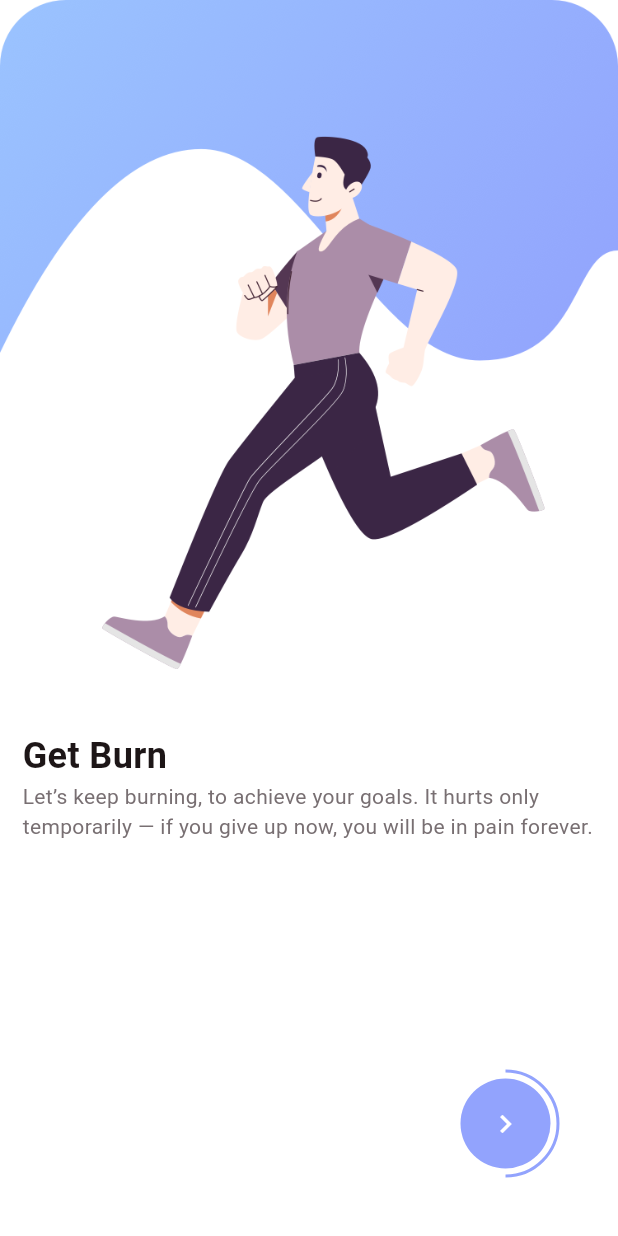
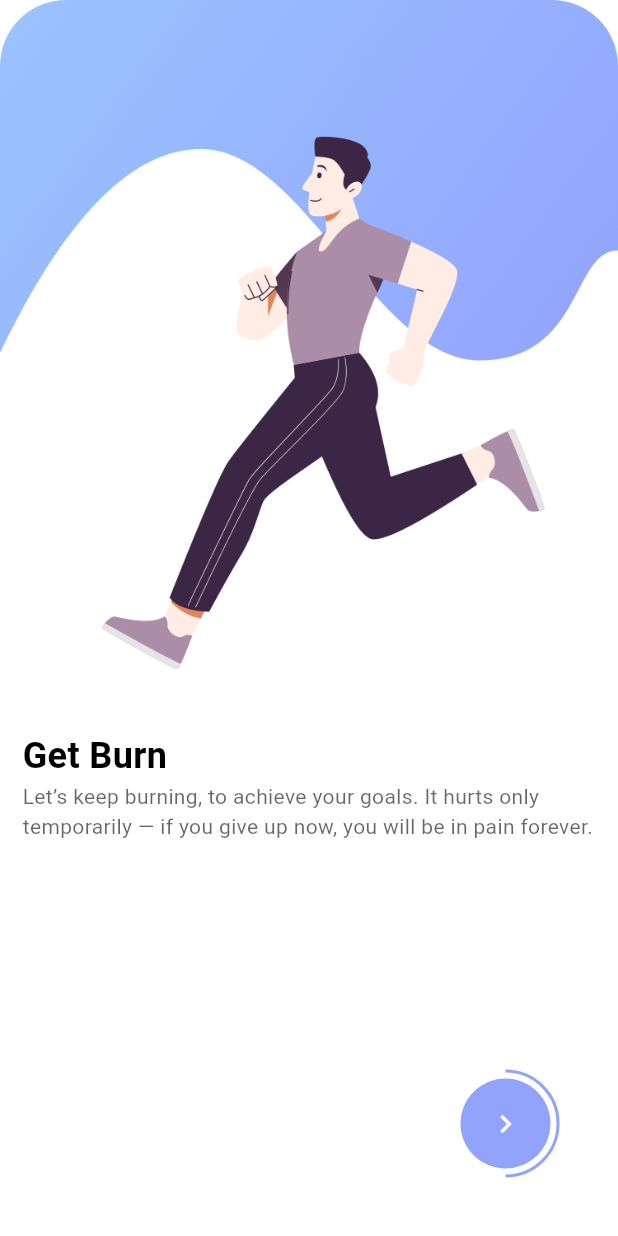
Before and after one commit to Vuonggba1403/smart_fitness_assistant, a Flutter app: the OnBoardingView screen opened directly, after a tap on the "navigate next" icon, on a phone screen of 412 x 824 dp. Run offline on Flutter 3.47's test engine with Material 3 defaults, Android fonts, the phone set to English and light mode, and no system bars; our stand-ins replace animated_toggle_switch, bloc, carousel_slider, delightful_toast, fl_chart, flutter_bloc and 4 more; missing offline and left inert: dotted_dashed_line, simple_animation_progress_bar; accounts and stored records are empty; key blocks and very long unbroken strings in the code were emptied for the run.

Commit message:
fix darkmode && using cubit in onboarding

```diff
--- a/lib/main.dart
+++ b/lib/main.dart
@@ -4,6 +4,7 @@ import 'package:smart_fitness_assistant/core/theme/logic/cubit/theme_cubit.dart'
 import 'package:smart_fitness_assistant/core/theme/ui/app_theme.dart';
 import 'package:smart_fitness_assistant/views/auth/main_tab/ui/main_tab_view.dart';
 import 'package:smart_fitness_assistant/views/profile/logic/cubit/profile_cubit.dart';
+import 'package:smart_fitness_assistant/views/onboarding/ui/started_view.dart';
 
 void main() {
   runApp(
@@ -31,7 +32,7 @@ class MyApp extends StatelessWidget {
           theme: AppTheme.lightTheme,
           darkTheme: AppTheme.darkTheme,
           themeMode: themeState.isDarkMode ? ThemeMode.dark : ThemeMode.light,
-          home: const MainTabView(),
+          home: const StartedView(),
         );
       },
     );
--- /dev/null
+++ b/lib/views/onboarding/logic/cubit/onboarding_cubit.dart
@@ -0,0 +1,13 @@
+import 'package:flutter_bloc/flutter_bloc.dart';
+
+class OnboardingCubit extends Cubit<int> {
+  OnboardingCubit() : super(0); // state = chỉ số trang hiện tại
+
+  void changePage(int index) => emit(index);
+
+  void nextPage(int totalPages) {
+    if (state < totalPages - 1) {
+      emit(state + 1);
+    }
+  }
+}
--- /dev/null
+++ b/lib/views/onboarding/logic/cubit/onboarding_state.dart
@@ -0,0 +1,6 @@
+part of 'onboarding_cubit.dart';
+
+@immutable
+sealed class OnboardingState {}
+
+final class OnboardingInitial extends OnboardingState {}
--- /dev/null
+++ b/lib/views/onboarding/ui/on_boarding_view.dart
@@ -0,0 +1,121 @@
+import 'package:flutter/material.dart';
+import 'package:flutter_bloc/flutter_bloc.dart';
+import 'package:smart_fitness_assistant/core/functions/colo_extension.dart';
+import 'package:smart_fitness_assistant/core/functions/naviga_to.dart';
+import 'package:smart_fitness_assistant/views/auth/login/ui/login_view.dart';
+import 'package:smart_fitness_assistant/views/onboarding/logic/cubit/onboarding_cubit.dart';
+import 'package:smart_fitness_assistant/views/onboarding/ui/widgets/on_boarding_page.dart';
+
+class OnBoardingView extends StatelessWidget {
+  const OnBoardingView({super.key});
+
+  @override
+  Widget build(BuildContext context) {
+    final pageArr = [
+      {
+        "title": "Track Your Goal",
+        "subtitle":
+            "Don't worry if you have trouble determining your goals, We can help you determine your goals and track your goals",
+        "image": "assets/img/on_1.png",
+      },
+      {
+        "title": "Get Burn",
+        "subtitle":
+            "Let’s keep burning, to achieve your goals. It hurts only temporarily — if you give up now, you will be in pain forever.",
+        "image": "assets/img/on_2.png",
+      },
+      {
+        "title": "Eat Well",
+        "subtitle":
+            "Let's start a healthy lifestyle with us. We can determine your diet every day — healthy eating is fun!",
+        "image": "assets/img/on_3.png",
+      },
+      {
+        "title": "Improve Sleep\nQuality",
+        "subtitle":
+            "Improve your sleep quality with us. Good quality sleep brings a good mood in the morning.",
+        "image": "assets/img/on_4.png",
+      },
+    ];
+
+    final controller = PageController();
+
+    return BlocProvider(
+      create: (_) => OnboardingCubit(),
+      child: BlocBuilder<OnboardingCubit, int>(
+        builder: (context, selectPage) {
+          final cubit = context.read<OnboardingCubit>();
+          final theme = Theme.of(context);
+
+          return Scaffold(
+            backgroundColor: theme.scaffoldBackgroundColor,
+            body: Stack(
+              alignment: Alignment.bottomRight,
+              children: [
+                // --- PageView ---
+                PageView.builder(
+                  controller: controller,
+                  itemCount: pageArr.length,
+                  onPageChanged: cubit.changePage,
+                  itemBuilder: (context, index) {
+                    final pObj = pageArr[index];
+                    return OnBoardingPage(pObj: pObj);
+                  },
+                ),
+
+                // --- Next button with circular progress ---
+                Padding(
+                  padding: const EdgeInsets.all(30),
+                  child: SizedBox(
+                    width: 90,
+                    height: 90,
+                    child: Stack(
+                      alignment: Alignment.center,
+                      children: [
+                        SizedBox(
+                          width: 70,
+                          height: 70,
+                          child: CircularProgressIndicator(
+                            color: TColor.primaryColor1,
+                            value: (selectPage + 1) / pageArr.length,
+                            strokeWidth: 2,
+                          ),
+                        ),
+                        Container(
+                          width: 60,
+                          height: 60,
+                          decoration: BoxDecoration(
+                            color: TColor.primaryColor1,
+                            borderRadius: BorderRadius.circular(35),
+                          ),
+                          child: IconButton(
+                            icon: Icon(
+                              Icons.navigate_next,
+                              color: TColor.white,
+                            ),
+                            onPressed: () {
+                              if (selectPage < pageArr.length - 1) {
+                                controller.animateToPage(
+                                  selectPage + 1,
+                                  duration: const Duration(milliseconds: 500),
+                                  curve: Curves.fastOutSlowIn,
+                                );
+                                cubit.nextPage(pageArr.length);
+                              } else {
+                                navigateTo(context, const LoginView());
+                              }
+                            },
+                          ),
+                        ),
+                      ],
+                    ),
+                  ),
+                ),
+              ],
+            ),
+          );
+        },
+      ),
+    );
+  }
+}
--- a/lib/views/splash/ui/widgets/on_boarding_page.dart
+++ b/lib/views/onboarding/ui/widgets/on_boarding_page.dart
@@ -8,6 +8,8 @@ class OnBoardingPage extends StatelessWidget {
   @override
   Widget build(BuildContext context) {
     var media = MediaQuery.of(context).size;
+    final theme = Theme.of(context);
+    final textColor = theme.textTheme.bodyMedium?.color;
     return SizedBox(
       width: media.width,
       height: media.height,
@@ -26,7 +28,7 @@ class OnBoardingPage extends StatelessWidget {
             child: Text(
               pObj["title"].toString(),
               style: TextStyle(
-                color: TColor.black,
+                color: textColor,
                 fontSize: 24,
                 fontWeight: FontWeight.w700,
               ),
@@ -36,7 +38,10 @@ class OnBoardingPage extends StatelessWidget {
             padding: const EdgeInsets.symmetric(horizontal: 15),
             child: Text(
               pObj["subtitle"].toString(),
-              style: TextStyle(color: TColor.gray, fontSize: 14),
+              style: TextStyle(
+                color: textColor?.withOpacity(0.6),
+                fontSize: 14,
+              ),
             ),
           ),
         ],
--- a/lib/views/splash/ui/on_boarding_view.dart
+++ /dev/null
@@ -1,124 +0,0 @@
-import 'package:flutter/material.dart';
-import 'package:smart_fitness_assistant/core/functions/colo_extension.dart';
-import 'package:smart_fitness_assistant/core/functions/naviga_to.dart';
-import 'package:smart_fitness_assistant/views/auth/login/ui/login_view.dart';
-import 'package:smart_fitness_assistant/views/splash/ui/widgets/on_boarding_page.dart';
-
-class OnBoardingView extends StatefulWidget {
-  const OnBoardingView({super.key});
-
-  @override
-  State<OnBoardingView> createState() => _OnBoardingViewState();
-}
-
-class _OnBoardingViewState extends State<OnBoardingView> {
-  int selectPage = 0;
-  final PageController controller = PageController();
-
-  final List<Map<String, String>> pageArr = [
-    {
-      "title": "Track Your Goal",
-      "subtitle":
-          "Don't worry if you have trouble determining your goals, We can help you determine your goals and track your goals",
-      "image": "assets/img/on_1.png",
-    },
-    {
-      "title": "Get Burn",
-      "subtitle":
-          "Let’s keep burning, to achieve your goals. It hurts only temporarily — if you give up now, you will be in pain forever.",
-      "image": "assets/img/on_2.png",
-    },
-    {
-      "title": "Eat Well",
-      "subtitle":
-          "Let's start a healthy lifestyle with us. We can determine your diet every day — healthy eating is fun!",
-      "image": "assets/img/on_3.png",
-    },
-    {
-      "title": "Improve Sleep\nQuality",
-      "subtitle":
-          "Improve your sleep quality with us. Good quality sleep brings a good mood in the morning.",
-      "image": "assets/img/on_4.png",
-    },
-  ];
-
-  @override
-  void dispose() {
-    controller.dispose();
-    super.dispose();
-  }
-
-  void onNextPressed() {
-    if (selectPage < pageArr.length - 1) {
-      controller.animateToPage(
-        selectPage + 1,
-        duration: const Duration(milliseconds: 500),
-        curve: Curves.fastOutSlowIn,
-      );
-    } else {
-      print("Navigating to LoginView");
-      navigateTo(context, const LoginView());
-    }
-  }
-
-  @override
-  Widget build(BuildContext context) {
-    return Scaffold(
-      backgroundColor: TColor.white,
-      body: Stack(
-        alignment: Alignment.bottomRight,
-        children: [
-          // --- PageView ---
-          PageView.builder(
-            controller: controller,
-            itemCount: pageArr.length,
-            onPageChanged: (index) {
-              setState(() {
-                selectPage = index;
-              });
-            },
-            itemBuilder: (context, index) {
-              final pObj = pageArr[index];
-              return OnBoardingPage(pObj: pObj);
-            },
-          ),
-
-          // --- Next button with circular progress ---
-          Padding(
-            padding: const EdgeInsets.all(30),
-            child: SizedBox(
-              width: 90,
-              height: 90,
-              child: Stack(
-                alignment: Alignment.center,
-                children: [
-                  SizedBox(
-                    width: 70,
-                    height: 70,
-                    child: CircularProgressIndicator(
-                      color: TColor.primaryColor1,
-                      value: (selectPage + 1) / pageArr.length,
-                      strokeWidth: 2,
-                    ),
-                  ),
-                  Container(
-                    width: 60,
-                    height: 60,
-                    decoration: BoxDecoration(
-                      color: TColor.primaryColor1,
-                      borderRadius: BorderRadius.circular(35),
-                    ),
-                    child: IconButton(
-                      icon: Icon(Icons.navigate_next, color: TColor.white),
-                      onPressed: onNextPressed,
-                    ),
-                  ),
-                ],
-              ),
-            ),
-          ),
-        ],
-      ),
-    );
-  }
-}
```
Also changed, not shown: lib/views/onboarding/ui/started_view.dart (renamed from lib/views/splash/ui/started_view.dart, +30 -29 lines).
